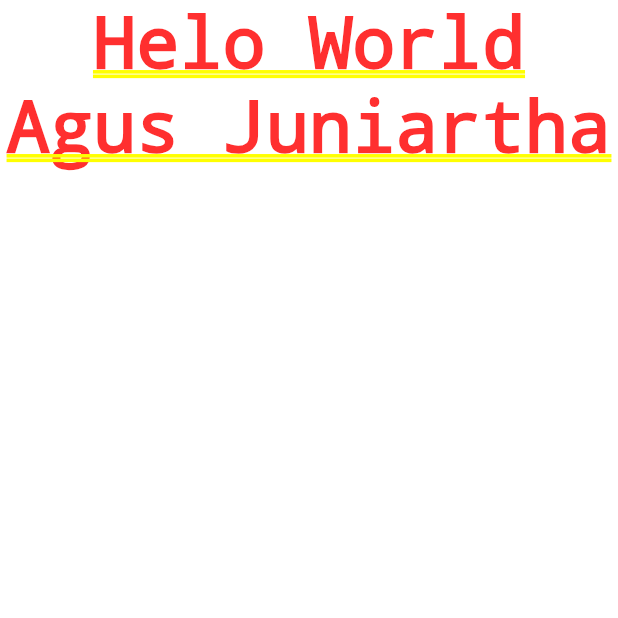
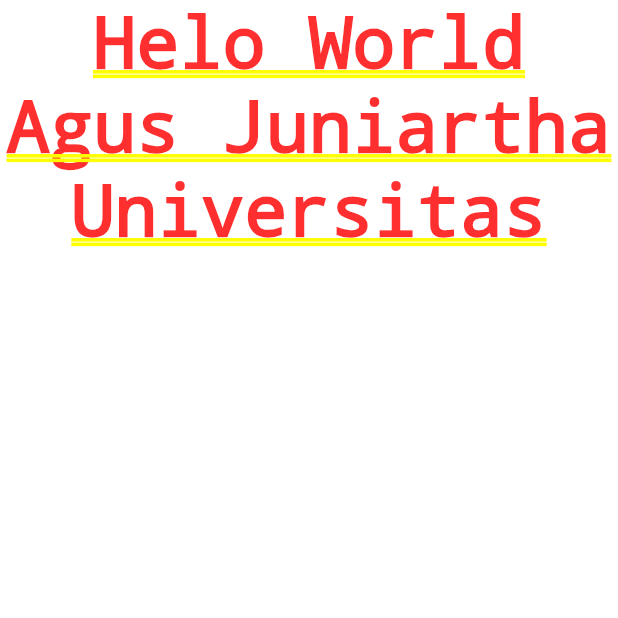
Before and after one commit to BENTOTV/amartha, a Flutter app: the screen it shows after launch, on a phone screen of 412 x 824 dp, the top half of it. Run offline on Flutter 3.47's test engine with Material 2 defaults, Android fonts, the phone set to English and light mode, and no system bars.

Commit message:
fixing universitas

```diff
--- a/lib/homepage.dart
+++ b/lib/homepage.dart
@@ -9,7 +9,8 @@ class HomePage extends StatelessWidget {
       child:  Column(
         children: const [
           Text("Helo World"),
-          Text("Agus Juniartha")
+          Text("Agus Juniartha"),
+          Text("Universitas")
         ],
       ),
 
```
